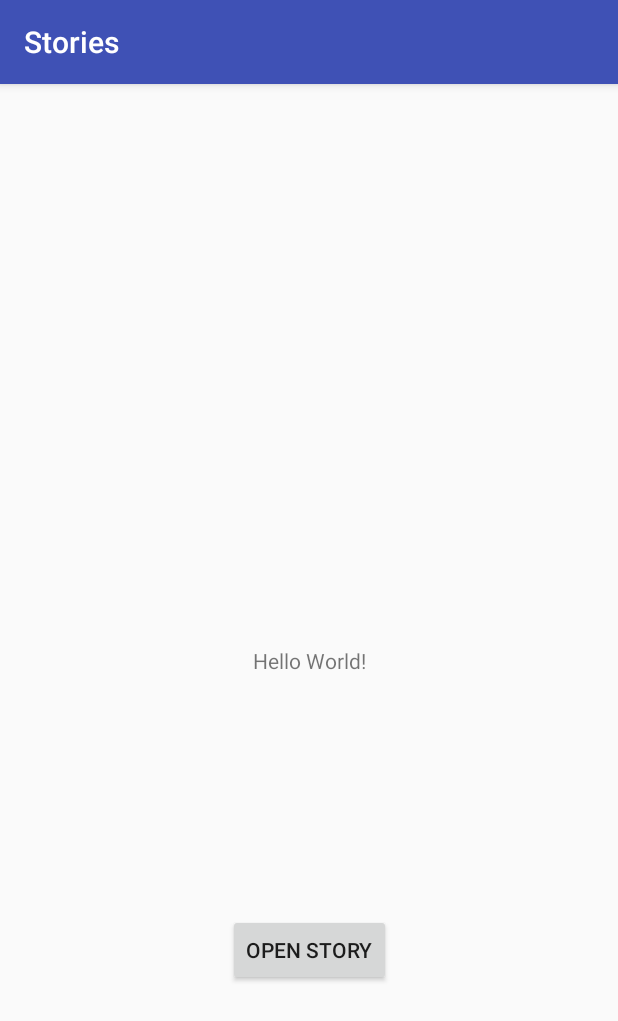
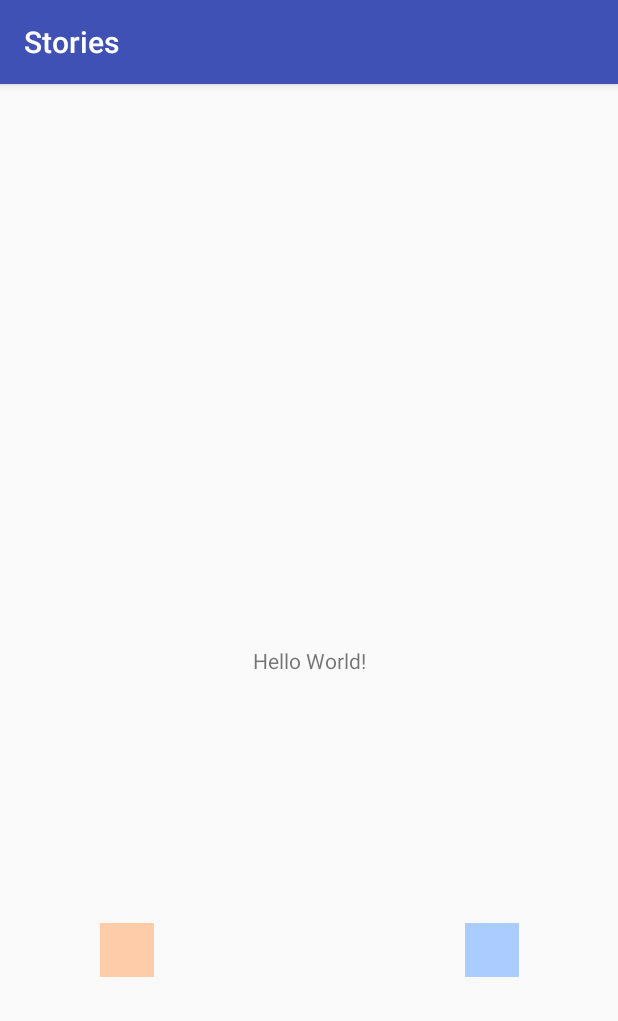
Before and after one commit to eadm/StoriesKit, an Android app: the screen it shows after launch (MainActivity), on a phone screen of 412 x 824 dp. Shown: the top 1021 px of the screen. Run offline under Robolectric (Android 15) with nearby library versions, the phone set to English and light mode, and no system bars.

Commit message:
add open animation

```diff
--- a/app/src/main/java/ru/nobird/android/stories/sample/MainActivity.kt
+++ b/app/src/main/java/ru/nobird/android/stories/sample/MainActivity.kt
@@ -1,17 +1,50 @@
 package ru.nobird.android.stories.sample
 
 import android.content.Intent
+import android.graphics.Point
+import android.graphics.Rect
 import androidx.appcompat.app.AppCompatActivity
 import android.os.Bundle
+import android.util.Log
 import kotlinx.android.synthetic.main.activity_main.*
+import ru.nobird.android.stories.ui.activity.StoriesActivityBase
 
 class MainActivity : AppCompatActivity() {
+    companion object {
+        val colors = intArrayOf(0xFFFFCCAA.toInt(), 0xFFAACCFF.toInt())
+    }
+
     override fun onCreate(savedInstanceState: Bundle?) {
         super.onCreate(savedInstanceState)
         setContentView(R.layout.activity_main)
 
-        actionButton.setOnClickListener {
-            startActivityForResult(Intent(this, StoriesActivity::class.java), 0)
+        actionButton1.setBackgroundColor(colors[0])
+        actionButton2.setBackgroundColor(colors[1])
+
+        actionButton1.setOnClickListener {
+            startActivity(Intent(this, StoriesActivity::class.java).apply {
+                putExtra(StoriesActivityBase.EXTRA_COLORS, colors)
+
+                val rectF = Rect()
+                val offset = Point()
+//                val array = intArrayOf(0, 0)
+                it.getGlobalVisibleRect(rectF)
+
+//                rectF.left = array[0]
+//                rectF.top = array[1]
+//                rectF.right = rectF.left + it.width
+//                rectF.bottom = rectF.top + it.height
+
+
+                Log.d(javaClass.canonicalName, "rect = $rectF")
+                putExtra(StoriesActivityBase.EXTRA_CORE_VIEW_POSITION, rectF)
+            })
+        }
+
+        actionButton2.setOnClickListener {
+            startActivity(Intent(this, StoriesActivity::class.java).apply {
+                putExtra(StoriesActivityBase.EXTRA_COLORS, colors)
+            })
         }
     }
 }
--- a/app/src/main/res/layout/activity_main.xml
+++ b/app/src/main/res/layout/activity_main.xml
@@ -17,18 +17,33 @@
         app:layout_constraintRight_toRightOf="parent"
         app:layout_constraintTop_toTopOf="parent" />
 
-    <Button
-        android:id="@+id/actionButton"
-        android:layout_width="wrap_content"
-        android:layout_height="wrap_content"
+    <include
+        android:id="@+id/actionButton2"
+        layout="@layout/item_story"
+        android:layout_width="36dp"
+        android:layout_height="36dp"
         android:layout_marginBottom="8dp"
         android:layout_marginEnd="8dp"
         android:layout_marginLeft="8dp"
         android:layout_marginRight="8dp"
         android:layout_marginStart="8dp"
-        android:text="Open story"
         app:layout_constraintBottom_toBottomOf="parent"
         app:layout_constraintEnd_toEndOf="parent"
+        app:layout_constraintStart_toEndOf="@+id/textView"
+        app:layout_constraintTop_toBottomOf="@+id/textView" />
+
+    <include
+        android:id="@+id/actionButton1"
+        layout="@layout/item_story"
+        android:layout_width="36dp"
+        android:layout_height="36dp"
+        android:layout_marginBottom="8dp"
+        android:layout_marginEnd="8dp"
+        android:layout_marginLeft="8dp"
+        android:layout_marginRight="8dp"
+        android:layout_marginStart="8dp"
+        app:layout_constraintBottom_toBottomOf="parent"
+        app:layout_constraintEnd_toStartOf="@+id/textView"
         app:layout_constraintStart_toStartOf="parent"
         app:layout_constraintTop_toBottomOf="@+id/textView" />
 
--- /dev/null
+++ b/library/src/main/res/layout/item_story.xml
@@ -0,0 +1,5 @@
+<?xml version="1.0" encoding="utf-8"?>
+<View
+    xmlns:android="http://schemas.android.com/apk/res/android"
+    android:layout_width="36dp"
+    android:layout_height="36dp" />
--- /dev/null
+++ b/library/src/main/res/layout/view_story.xml
@@ -0,0 +1,5 @@
+<?xml version="1.0" encoding="utf-8"?>
+<View
+    xmlns:android="http://schemas.android.com/apk/res/android"
+    android:layout_width="match_parent"
+    android:layout_height="match_parent" />
```
Also changed, not shown: library/src/main/java/ru/nobird/android/stories/ui/activity/StoriesActivityBase.kt (+66 -2 lines), library/src/main/java/ru/nobird/android/stories/ui/adapter/StoriesPagerAdapter.kt (added, +27 -0 lines), library/src/main/java/ru/nobird/android/stories/ui/adapter/StoriesRecyclerViewAdapter.kt (added, +6 -0 lines), library/src/main/java/ru/nobird/android/stories/ui/custom/DissmissableLayout.kt (+4 -3 lines), library/src/main/res/layout/activity_stories.xml (+5 -3 lines).
